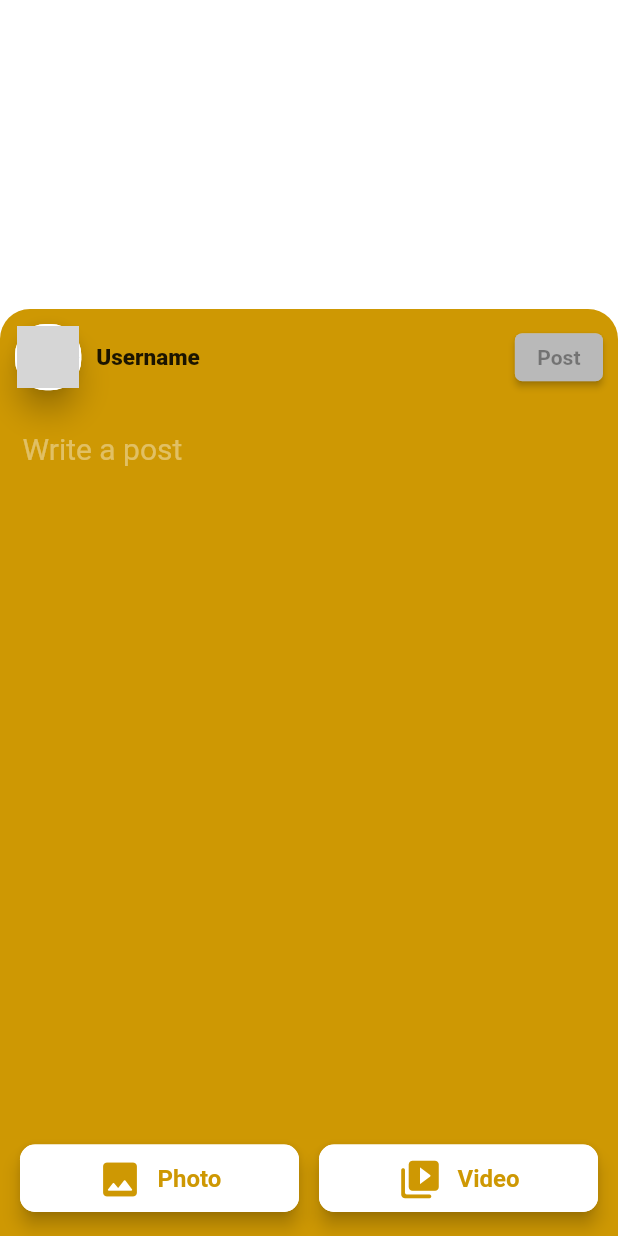
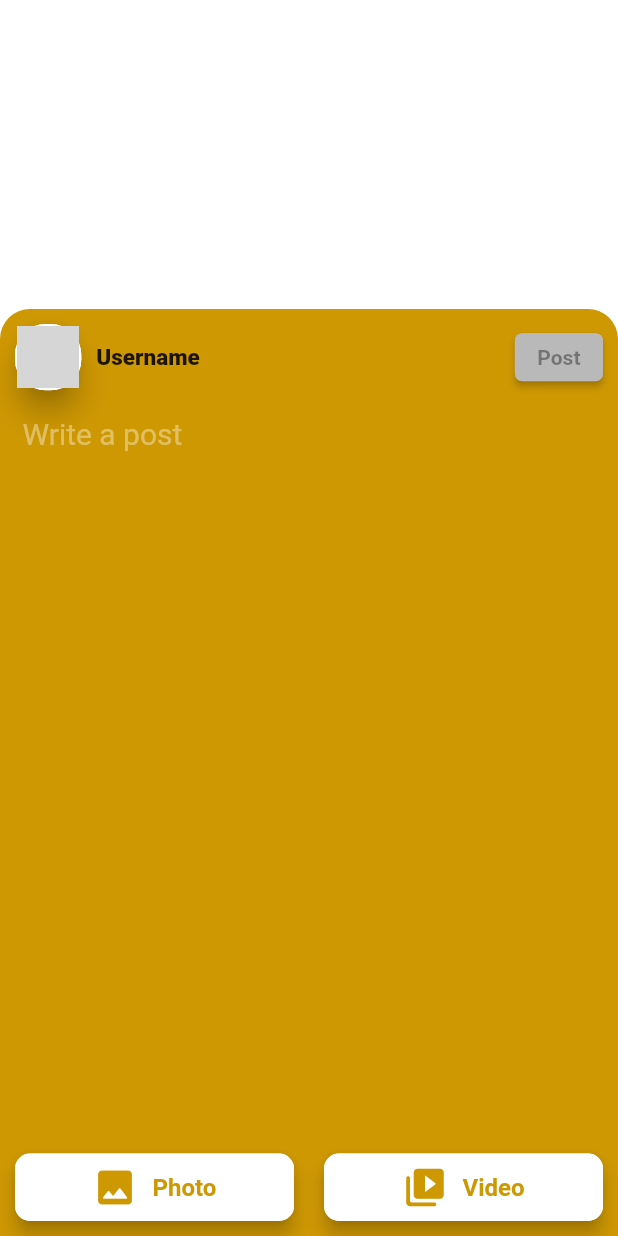
Before and after one commit to mustafa-elshamy/Profile, a Flutter app: the CreatePostPage screen opened directly, after a tap on "Photo", on a phone screen of 412 x 824 dp. Run offline on Flutter 3.47's test engine with Material 2 defaults, Android fonts, the light colour scheme and no system bars; our stand-ins replace bloc, flutter_bloc, image_picker, like_button, page_transition, readmore and 2 more; missing offline and left inert: animated_widgets, dashed_circle; network calls fail; grey boxes are pictures that could not be loaded.

Commit message:
fix video upload & delete more menu 23/3/2022

```diff
--- a/lib/bloc/home_bloc/home_bloc.dart
+++ b/lib/bloc/home_bloc/home_bloc.dart
@@ -9,34 +9,36 @@ part 'home_event.dart';
 part 'home_state.dart';
 
 class HomeBloc extends Bloc<HomeEvent, HomeState> {
-  final BehaviorSubject<bool> _showCreatePost =
+  final BehaviorSubject<bool> _blurPage =
       BehaviorSubject<bool>.seeded(false);
   final BehaviorSubject<bool> _isPostEmpty =
       BehaviorSubject<bool>.seeded(false);
   final BehaviorSubject _media = BehaviorSubject.seeded([]);
 
-  Stream<bool> get showCreatePost => _showCreatePost.stream;
+  Stream<bool> get blurPage => _blurPage.stream;
 
   Stream<bool> get postStatus => _isPostEmpty.stream;
 
   Stream get postMedia => _media.stream;
 
-  set createPostStatus(bool val) => _showCreatePost.sink.add(val);
+  set setPageBlurring(bool val) => _blurPage.sink.add(val);
 
   set changePostStatus(bool val) => _isPostEmpty.sink.add(val);
 
   set modifyMedia(val) {
     if (val is List) {
-      _media.sink.add([...val, ..._media.value]);
+      _media.sink.add([...val, ..._media.stream.value]);
+    } else if (val != null) {
+      _media.sink.add([val, ..._media.stream.value]);
     } else {
-      _media.value.add(val);
-      _media.sink.add(_media.value);
+      _media.sink.add([]);
     }
   }
 
   set deleteMedia(int index) {
-    _media.value.remove(_media.value[index]);
-    _media.sink.add(_media.value);
+    List media = _media.stream.value;
+    media.removeAt(index);
+    _media.sink.add(media);
   }
 
   HomeBloc() : super(HomeInitial()) {
--- a/lib/views/profile/create_post/create_post_card.dart
+++ b/lib/views/profile/create_post/create_post_card.dart
@@ -24,7 +24,7 @@ class _CreatePostState extends State<CreatePost> {
       borderRadius: BorderRadius.circular(15),
       child: InkWell(
         onTap: () {
-          context.read<HomeBloc>().createPostStatus = true;
+          context.read<HomeBloc>().setPageBlurring = true;
           Navigator.push(
             context,
             PageTransition(
--- a/lib/views/profile/create_post/create_post_page.dart
+++ b/lib/views/profile/create_post/create_post_page.dart
@@ -57,25 +57,26 @@ class _CreatePostPageState extends State<CreatePostPage> {
               ),
               child: Column(
                 children: [
-                  CreatePostHeader(username: "Username"),
+                  const CreatePostHeader(username: "Username"),
                   Expanded(
                     child: ListView(
                       padding: EdgeInsets.zero,
                       children: [
-                        CreatePostTextField(),
-                        media.isEmpty ? SizedBox(height: 40) : Container(),
+                        const CreatePostTextField(),
                         MediaSection(setMedia: setMedia),
-                        SizedBox(height: 50)
+                        const SizedBox(height: 50)
                       ],
                     ),
                   ),
+                  const Align(
+                    alignment: Alignment.bottomCenter,
+                    child: ChooseMediaMenu(),
+                  )
                 ],
               ),
             ),
           ),
         ),
-        floatingActionButton: ChooseMediaMenu(),
-        floatingActionButtonLocation: FloatingActionButtonLocation.centerFloat,
       ),
     );
   }
@@ -88,8 +89,9 @@ class _CreatePostPageState extends State<CreatePostPage> {
 
   @override
   void dispose() {
-    blocProvider.createPostStatus = false;
+    blocProvider.setPageBlurring = false;
     blocProvider.changePostStatus = false;
+    blocProvider.modifyMedia = null;
     super.dispose();
   }
 }
--- a/lib/views/profile/create_post/create_post_text_field.dart
+++ b/lib/views/profile/create_post/create_post_text_field.dart
@@ -15,7 +15,7 @@ class _CreatePostTextFieldState extends State<CreatePostTextField> {
   @override
   Widget build(BuildContext context) {
     return Padding(
-      padding: const EdgeInsets.symmetric(horizontal: 5,vertical: 15),
+      padding: const EdgeInsets.symmetric(horizontal: 5,vertical: 5),
       child: TextField(
         cursorColor: Colors.white60,
         maxLines: null,
@@ -29,8 +29,8 @@ class _CreatePostTextFieldState extends State<CreatePostTextField> {
           fontSize: 20,
           color: Colors.white,
         ),
-        onChanged: (value) =>
-            context.read<HomeBloc>().changePostStatus = value.isNotEmpty,
+        onChanged: (String value) =>
+            context.read<HomeBloc>().changePostStatus = value.replaceAll('\n', '').isNotEmpty,
       ),
     );
   }
--- a/lib/views/profile/create_post/media/choose_media_menu.dart
+++ b/lib/views/profile/create_post/media/choose_media_menu.dart
@@ -11,14 +11,14 @@ class ChooseMediaMenu extends StatelessWidget {
   @override
   Widget build(BuildContext context) {
     return Row(
-      mainAxisAlignment: MainAxisAlignment.spaceEvenly,
+      mainAxisAlignment: MainAxisAlignment.spaceBetween,
       children: [
         PickMedia(
           text: "Photo",
           icon: Icons.image_rounded,
           onTap: () {
             Helper.pickImages().then((value) {
-              context.read<HomeBloc>().modifyMedia = value;
+              context.read<HomeBloc>().modifyMedia = value ?? [];
             });
           },
         ),
@@ -27,7 +27,7 @@ class ChooseMediaMenu extends StatelessWidget {
           icon: Icons.video_library_rounded,
           onTap: () {
             Helper.pickVideo().then((value) {
-              context.read<HomeBloc>().modifyMedia = value;
+              context.read<HomeBloc>().modifyMedia = value ?? [];
             });
           },
         ),
--- a/lib/views/profile/create_post/media/media_section.dart
+++ b/lib/views/profile/create_post/media/media_section.dart
@@ -1,4 +1,5 @@
 import 'dart:io';
+import 'dart:math';
 import 'package:flutter/material.dart';
 import 'package:mime/mime.dart';
 
@@ -26,7 +27,8 @@ class MediaSection extends StatelessWidget {
               horizontalPadding: 2,
               verticalPadding: 2,
               children: [
-                for (int i = 0; i < snapshot.data.length; i++)
+                for (int i = snapshot.data.length - 1; i >= 0; i--)
+                // for (int i = 0; i < snapshot.data.length; i++)
                   Material(
                     elevation: 5,
                     borderRadius: BorderRadius.circular(10),
@@ -45,9 +47,10 @@ class MediaSection extends StatelessWidget {
                                   fit: BoxFit.cover,
                                 )
                               : VideoMedia(
+                                  key: Key(i.toString()),
                                   width: 300,
                                   height: 100,
-                                  videoPath: snapshot.data[i],
+                                  videoPath: snapshot.data[i].path,
                                 ),
                         ),
                         Align(
@@ -65,7 +68,7 @@ class MediaSection extends StatelessWidget {
                         )
                       ],
                     ),
-                  )
+                  ),
               ],
             );
           }
--- a/lib/views/profile/create_post/media/pick_media.dart
+++ b/lib/views/profile/create_post/media/pick_media.dart
@@ -24,18 +24,12 @@ class PickMedia extends StatelessWidget {
 
   @override
   Widget build(BuildContext context) {
-    return Padding(
-      padding: EdgeInsets.only(
-        top: verticalPadding,
-        bottom: verticalPadding,
-      ),
-      child: Material(
+    return Material(
       elevation: 5,
       borderRadius: BorderRadius.circular(10),
       child: InkWell(
         onTap: onTap,
         child: Container(
-            padding: const EdgeInsets.symmetric(horizontal: 0, vertical: 8),
           width: MediaQuery.of(context).size.width / 2 - 20,
           height: 45,
           decoration: BoxDecoration(
@@ -58,7 +52,6 @@ class PickMedia extends StatelessWidget {
           ),
         ),
       ),
-      ),
     );
   }
 }
--- a/lib/views/profile/create_post/media/video_media.dart
+++ b/lib/views/profile/create_post/media/video_media.dart
@@ -7,7 +7,7 @@ class VideoMedia extends StatefulWidget {
   final double width;
   final videoPath;
 
-  const VideoMedia({
+   VideoMedia({
     Key key,
     this.height,
     this.width,
@@ -25,7 +25,7 @@ class _VideoMediaState extends State<VideoMedia> {
   @override
   void initState() {
     videoPlayerController = VideoPlayerController.file(
-      File(widget.videoPath.path),
+      File(widget.videoPath),
       videoPlayerOptions: VideoPlayerOptions(mixWithOthers: false),
     )..initialize();
     videoPlayerController.setLooping(true);
--- a/lib/views/profile/home_page/home_page.dart
+++ b/lib/views/profile/home_page/home_page.dart
@@ -54,7 +54,7 @@ class _HomePageState extends State<HomePage> {
             Builder(
               builder: (context) {
                 return StreamBuilder<bool>(
-                  stream: context.read<HomeBloc>().showCreatePost,
+                  stream: context.read<HomeBloc>().blurPage,
                   builder: (context, snapshot) {
                     if (snapshot.hasData && snapshot.data) {
                       return BackdropFilter(
--- a/lib/views/profile/profile_home/post_body/post_body.dart
+++ b/lib/views/profile/profile_home/post_body/post_body.dart
@@ -32,7 +32,7 @@ class PostBody extends StatelessWidget {
             text != null
                 ? ReadMoreText(
                     text,
-                    style: TextStyle(fontSize: 15, fontWeight: FontWeight.w600),
+                    style: const TextStyle(fontSize: 15, fontWeight: FontWeight.w600),
                     trimLines: 2,
                     trimLength: 100,
                     trimCollapsedText: "Read more",
@@ -40,7 +40,7 @@ class PostBody extends StatelessWidget {
                     colorClickableText: MyColors.primaryColor,
                   )
                 : Container(),
-            SizedBox(height: 10),
+            const SizedBox(height: 10),
             images != null
                 ? ImagesGrid(
                     images: images,
```
Also changed, not shown: lib/views/profile/profile_home/actions/more_menu.dart (added, +87 -0 lines), lib/views/profile/profile_home/images_grid.dart (+6 -3 lines), lib/views/profile/profile_home/post.dart (+4 -4 lines), lib/views/profile/profile_home/post_header.dart (+20 -5 lines). Lines whose indentation alone changed are shown as unchanged.
